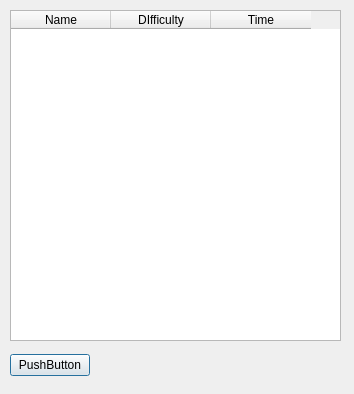
Qt form highscore.ui (Liimpo/qweqwe) before a commit.
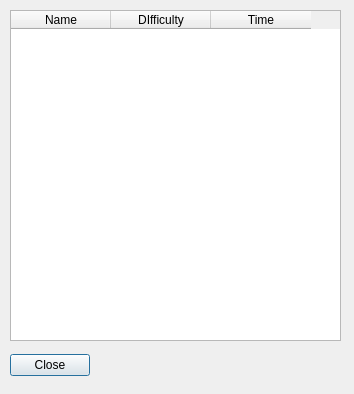
The same form after that commit.

Patch:
```diff
--- a/highscore.ui
+++ b/highscore.ui
@@ -51,7 +51,7 @@
     <item>
      <widget class="QPushButton" name="pushButton">
       <property name="text">
-       <string>PushButton</string>
+       <string>Close</string>
       </property>
      </widget>
     </item>
```
